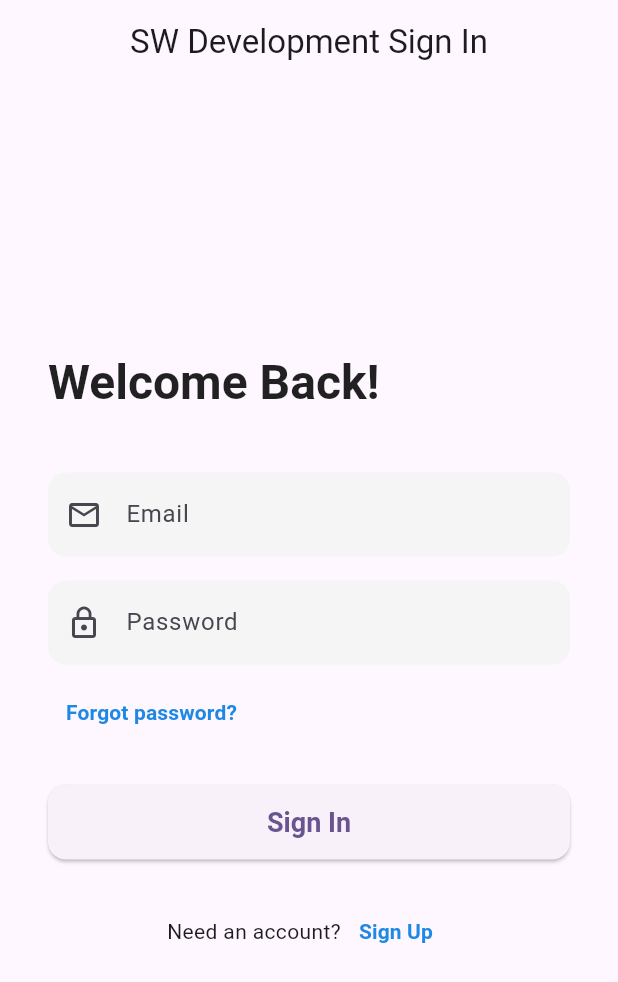
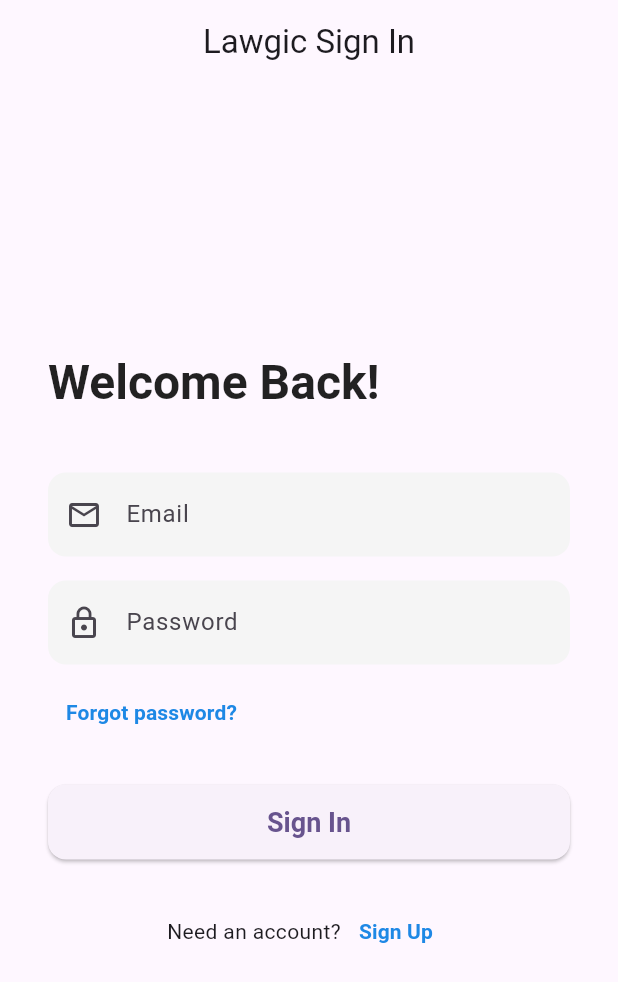
Before and after one commit to ashtyn-roberts/Lawgic, a Flutter app: the screen it shows after launch, on a phone screen of 412 x 824 dp. Shown: the top 982 px of the screen. Run offline on Flutter 3.47's test engine with Material 3 defaults, Android fonts, the phone set to English and light mode, and no system bars; our stand-ins replace cloud_firestore, firebase_auth, firebase_core, table_calendar; accounts and stored records are empty.

Commit message:
updated sign in sign up pages

```diff
--- a/lib/screens/signin_screen.dart
+++ b/lib/screens/signin_screen.dart
@@ -3,7 +3,6 @@ import 'package:firebase_auth/firebase_auth.dart';
 
 class SignInScreen extends StatefulWidget {
   final VoidCallback onTap;
-  // Constructor must be const to match AuthGate's usage
   const SignInScreen({super.key, required this.onTap});
 
   @override
@@ -68,7 +67,7 @@ class _SignInScreenState extends State<SignInScreen> {
   Widget build(BuildContext context) {
     return Scaffold(
       appBar: AppBar(
-        title: const Text('SW Development Sign In'),
+        title: const Text('Lawgic Sign In'),
         centerTitle: true,
       ),
       body: Center(
@@ -86,7 +85,7 @@ class _SignInScreenState extends State<SignInScreen> {
               ),
               const SizedBox(height: 40),
 
-              // Email Input
+              // email input
               TextField(
                 controller: _emailController,
                 keyboardType: TextInputType.emailAddress,
@@ -98,7 +97,7 @@ class _SignInScreenState extends State<SignInScreen> {
               ),
               const SizedBox(height: 16),
 
-              // Password Input
+              // password input
               TextField(
                 controller: _passwordController,
                 obscureText: true,
@@ -110,7 +109,7 @@ class _SignInScreenState extends State<SignInScreen> {
               ),
               const SizedBox(height: 8),
 
-              // Forgot Password Link
+              // forgot password link
               Align(
                 alignment: Alignment.centerLeft,
                 child: TextButton(
@@ -127,7 +126,7 @@ class _SignInScreenState extends State<SignInScreen> {
               ),
               const SizedBox(height: 24),
 
-              // Error Message
+              // error message
               if (_errorMessage != null)
                 Padding(
                   padding: const EdgeInsets.only(bottom: 16.0),
@@ -138,7 +137,7 @@ class _SignInScreenState extends State<SignInScreen> {
                   ),
                 ),
 
-              // Sign In Button
+              // sign in button
               _isLoading
                   ? const Center(child: CircularProgressIndicator())
                   : ElevatedButton(
@@ -147,7 +146,7 @@ class _SignInScreenState extends State<SignInScreen> {
                     ),
               const SizedBox(height: 24),
 
-              // Switch to Sign Up
+              // switch to sign up
               Row(
                 mainAxisAlignment: MainAxisAlignment.center,
                 children: [
--- a/lib/screens/signup_screen.dart
+++ b/lib/screens/signup_screen.dart
@@ -4,7 +4,6 @@ import 'package:cloud_firestore/cloud_firestore.dart';
 
 class SignUpScreen extends StatefulWidget {
   final VoidCallback onTap;
-  // IMPORTANT: Constructor must be const to match AuthGate's usage
   const SignUpScreen({super.key, required this.onTap});
 
   @override
@@ -18,7 +17,7 @@ class _SignUpScreenState extends State<SignUpScreen> {
   String? _errorMessage;
   bool _isLoading = false;
 
-  /// Handles user creation in Firebase Auth and profile creation in Firestore.
+  // user creation in Firebase Auth and profile creation in Firestore
   Future<void> _signUp() async {
     // Basic validation
     if (_emailController.text.isEmpty || _passwordController.text.isEmpty || _usernameController.text.isEmpty) {
@@ -32,14 +31,13 @@ class _SignUpScreenState extends State<SignUpScreen> {
     });
 
     try {
-      // 1. Create the user in Firebase Auth
+      // create the user in Firebase Auth
       UserCredential userCredential = await FirebaseAuth.instance.createUserWithEmailAndPassword(
         email: _emailController.text.trim(),
         password: _passwordController.text.trim(),
       );
 
-      // 2. Create a user profile document in Firestore
-      // This is crucial for retrieving the 'username' on the Home/Profile tab.
+      // create a user profile document in Firestore
       await _createFirestoreUserProfile(userCredential.user!);
 
     } on FirebaseAuthException catch (e) {
@@ -68,10 +66,10 @@ class _SignUpScreenState extends State<SignUpScreen> {
     }
   }
 
-  /// Saves the user's profile data (username and email) to the 'users' collection.
+  /// save user's username + email to the users collection
   Future<void> _createFirestoreUserProfile(User user) async {
     final firestore = FirebaseFirestore.instance;
-    // Uses the 'users' collection protected by your security rules
+    // users collection protected by security rules
     await firestore.collection('users').doc(user.uid).set({
       'uid': user.uid,
       'username': _usernameController.text.trim(),
@@ -92,7 +90,7 @@ class _SignUpScreenState extends State<SignUpScreen> {
   Widget build(BuildContext context) {
     return Scaffold(
       appBar: AppBar(
-        title: const Text('SW Development Sign Up'),
+        title: const Text('Lawgic Sign Up'),
         centerTitle: true,
       ),
       body: Center(
@@ -110,7 +108,7 @@ class _SignUpScreenState extends State<SignUpScreen> {
               ),
               const SizedBox(height: 40),
 
-              // Username Input
+              // username input
               TextField(
                 controller: _usernameController,
                 keyboardType: TextInputType.text,
@@ -122,7 +120,7 @@ class _SignUpScreenState extends State<SignUpScreen> {
               ),
               const SizedBox(height: 16),
 
-              // Email Input
+              // email input
               TextField(
                 controller: _emailController,
                 keyboardType: TextInputType.emailAddress,
@@ -134,7 +132,7 @@ class _SignUpScreenState extends State<SignUpScreen> {
               ),
               const SizedBox(height: 16),
 
-              // Password Input
+              // password input
               TextField(
                 controller: _passwordController,
                 obscureText: true,
@@ -146,7 +144,7 @@ class _SignUpScreenState extends State<SignUpScreen> {
               ),
               const SizedBox(height: 24),
 
-              // Error Message
+              // error message
               if (_errorMessage != null)
                 Padding(
                   padding: const EdgeInsets.only(bottom: 16.0),
@@ -157,7 +155,7 @@ class _SignUpScreenState extends State<SignUpScreen> {
                   ),
                 ),
 
-              // Sign Up Button
+              // sign up button
               _isLoading
                   ? const Center(child: CircularProgressIndicator())
                   : ElevatedButton(
@@ -166,7 +164,7 @@ class _SignUpScreenState extends State<SignUpScreen> {
                     ),
               const SizedBox(height: 24),
 
-              // Switch to Sign In
+              // switch to sign in
               Row(
                 mainAxisAlignment: MainAxisAlignment.center,
                 children: [
```
Also changed, not shown: lib/main.dart (+6 -13 lines), lib/screens/auth_gate.dart (+3 -9 lines).
